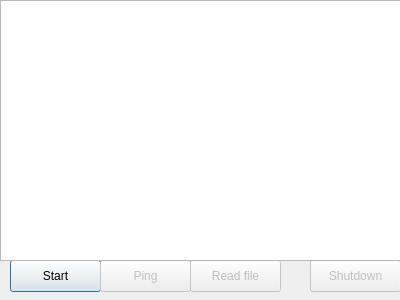
PipesAndFiltersProject/StudentPassing, file BIGUI/BasicInfoGUI/bidialog.ui: the form before one commit.
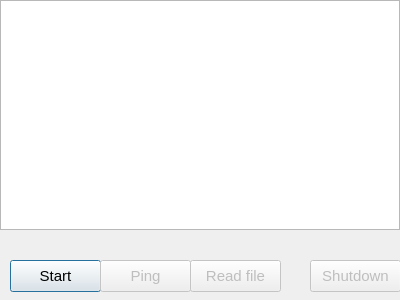
The form after the commit.

Commit message: Working with Qt GUI.

```diff
--- a/BIGUI/BasicInfoGUI/bidialog.ui
+++ b/BIGUI/BasicInfoGUI/bidialog.ui
@@ -10,6 +10,12 @@
     <height>300</height>
    </rect>
   </property>
+  <property name="font">
+   <font>
+    <family>Arial</family>
+    <pointsize>11</pointsize>
+   </font>
+  </property>
   <property name="windowTitle">
    <string>Basic Information Dialog</string>
   </property>
@@ -88,8 +94,8 @@
     <rect>
      <x>0</x>
      <y>0</y>
-     <width>401</width>
-     <height>261</height>
+     <width>400</width>
+     <height>230</height>
     </rect>
    </property>
    <property name="sizePolicy">
@@ -98,8 +104,24 @@
      <verstretch>0</verstretch>
     </sizepolicy>
    </property>
+   <property name="font">
+    <font>
+     <family>Arial</family>
+     <pointsize>11</pointsize>
+     <kerning>false</kerning>
+    </font>
+   </property>
+   <property name="acceptDrops">
+    <bool>false</bool>
+   </property>
+   <property name="autoFillBackground">
+    <bool>true</bool>
+   </property>
+   <property name="locale">
+    <locale language="English" country="UnitedStates"/>
+   </property>
    <property name="sizeAdjustPolicy">
-    <enum>QAbstractScrollArea::AdjustToContents</enum>
+    <enum>QAbstractScrollArea::AdjustIgnored</enum>
    </property>
    <property name="undoRedoEnabled">
     <bool>false</bool>
```
Left out of the diff: 6 changed lines with no effect on the pictures. The commit also changes 1 other file.
